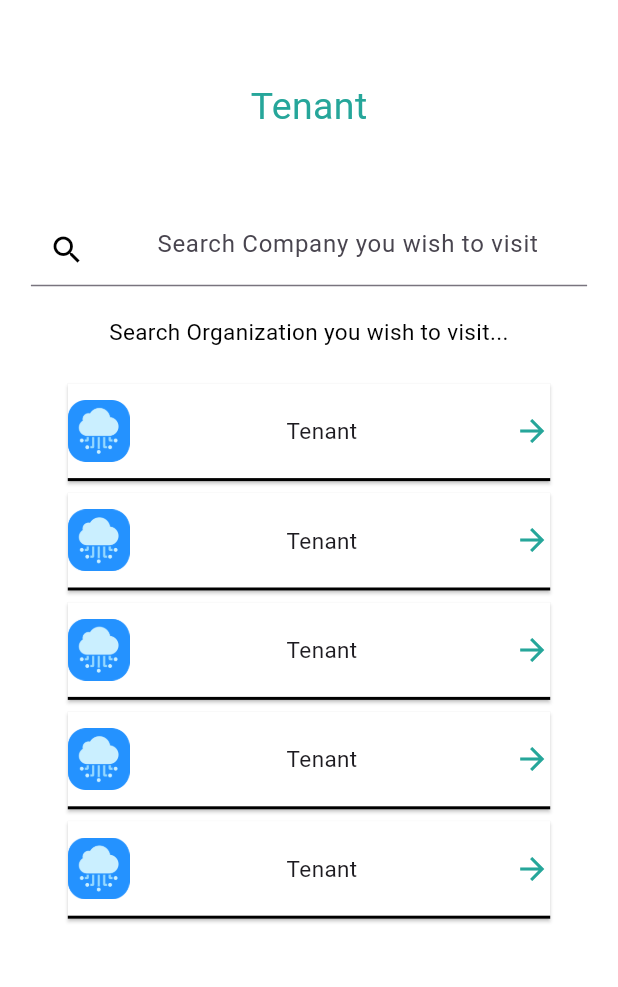
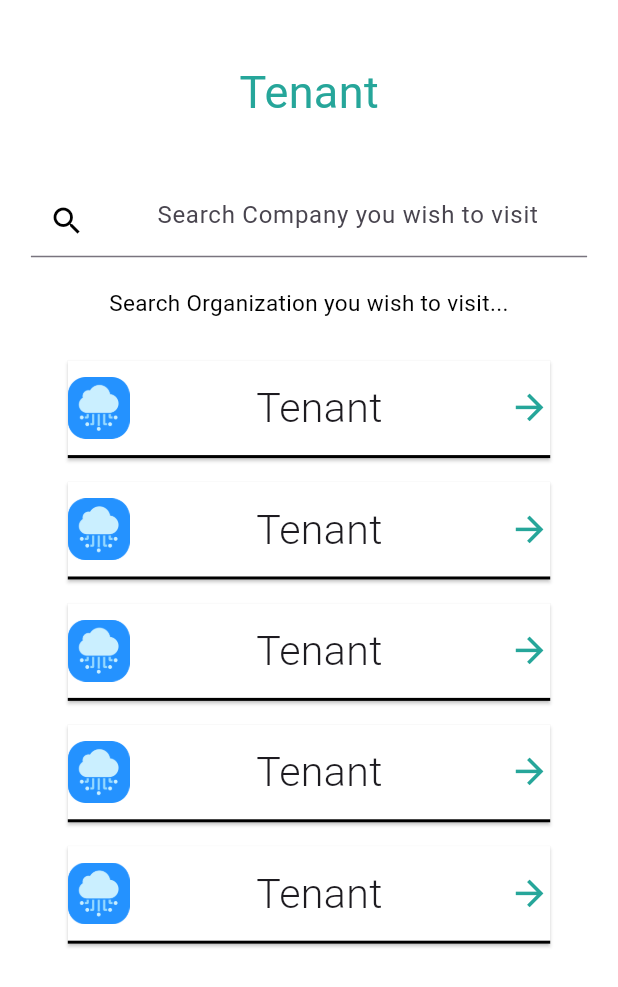
Before and after one commit to YKumar2910/Zioks_Application, a Flutter app: the CompanySearch screen opened by its route, on a phone screen of 412 x 824 dp. Shown: the top 987 px of the screen. Run offline on Flutter 3.47's test engine with Material 3 defaults, Android fonts, the phone set to English and light mode, and no system bars; drawn by our look-alikes of flutter_typeahead; our stand-ins replace camera, flutter_svg.

Commit message:
Resizing of some widgets done

```diff
--- a/lib/main.dart
+++ b/lib/main.dart
@@ -27,6 +27,8 @@ class MyApp extends StatelessWidget {
         return TokenProvider();
       },
       child: MaterialApp(
+        theme: ThemeData.light(useMaterial3: true),
+        themeMode: ThemeMode.light,
         home: OpeningPage(),
         initialRoute: MyRoutes.openingpageRoute,
         routes: {
--- a/lib/pages/company_search.dart
+++ b/lib/pages/company_search.dart
@@ -82,8 +82,8 @@ class _CompanySearchState extends State<CompanySearch> {
                   Container(
                     alignment: Alignment.center,
                     width: screenWidth,
-                    padding: EdgeInsets.symmetric(horizontal: screenWidth*0.10),
-                    height: screenHeight/2,
+                    padding: EdgeInsets.symmetric(horizontal: screenWidth*(screenWidth<600?0.10:.15)),
+                    height: screenHeight/1.75,
                     child: ListView.builder(
                       itemCount: 5,
                       itemBuilder: (context,index){
--- a/lib/pages/visitor_info.dart
+++ b/lib/pages/visitor_info.dart
@@ -75,11 +75,11 @@ class _VisitorInfoState extends State<VisitorInfo> {
             double screenWidth = constraints.maxWidth;
             double screenHeight = constraints.maxHeight;
 
-            double fontSizeTitle = screenWidth < 600 ? 20 : 25;
+            double fontSizeTitle = screenWidth < 600 ? 20 : 35;
             double fontSizeTextSmall = screenWidth < 600 ? 15 : 20;
             double chipSize = screenHeight * 0.1;
             double buttonWidth = screenWidth < 600 ? screenWidth * 0.5 : 300;
-            double buttonHeight = screenWidth < 600 ? 25 : 50;
+            double buttonHeight = screenWidth < 600 ? 25 : 35;
 
             return Container(
               margin: const EdgeInsets.all(8),
--- a/lib/widgets/custom_widget.dart
+++ b/lib/widgets/custom_widget.dart
@@ -94,7 +94,7 @@ class HeaderWidget extends StatelessWidget {
     return Text(
     message,
     style: TextStyle(
-          fontSize: fontSize ?? (screenWidth< 600 ? 25 : 30),
+          fontSize: fontSize ?? (screenWidth< 600 ? 30 : 35),
           color: Colors.teal.shade400,
       )
     );
--- a/lib/widgets/tenant_widget_card.dart
+++ b/lib/widgets/tenant_widget_card.dart
@@ -18,7 +18,9 @@ class TenantWidgetCard extends StatelessWidget {
 
   @override
   Widget build(BuildContext context) {
-    return Card(
+    return Padding(
+      padding: const EdgeInsets.symmetric(vertical: 4),
+      child: Card(
         borderOnForeground: true,
         shape: RoundedRectangleBorder(
           side: const BorderSide(
@@ -54,11 +56,13 @@ class TenantWidgetCard extends StatelessWidget {
                Text(
                 "Tenant",
                 style: TextStyle(
-                fontSize: fontSize
+                  fontSize: fontSize>=height*.5?fontSize:height*.5,
+                  fontWeight: FontWeight.w300
                 ),
                ),
-             Icon(Icons.arrow_forward, color: Colors.teal.shade400,)
+               Icon(Icons.arrow_forward, color: Colors.teal.shade400,size: height*.5,weight: 10,)
             ],
+          ),
         ),
       ),
     );
```
Lines whose indentation alone changed are shown as unchanged.
